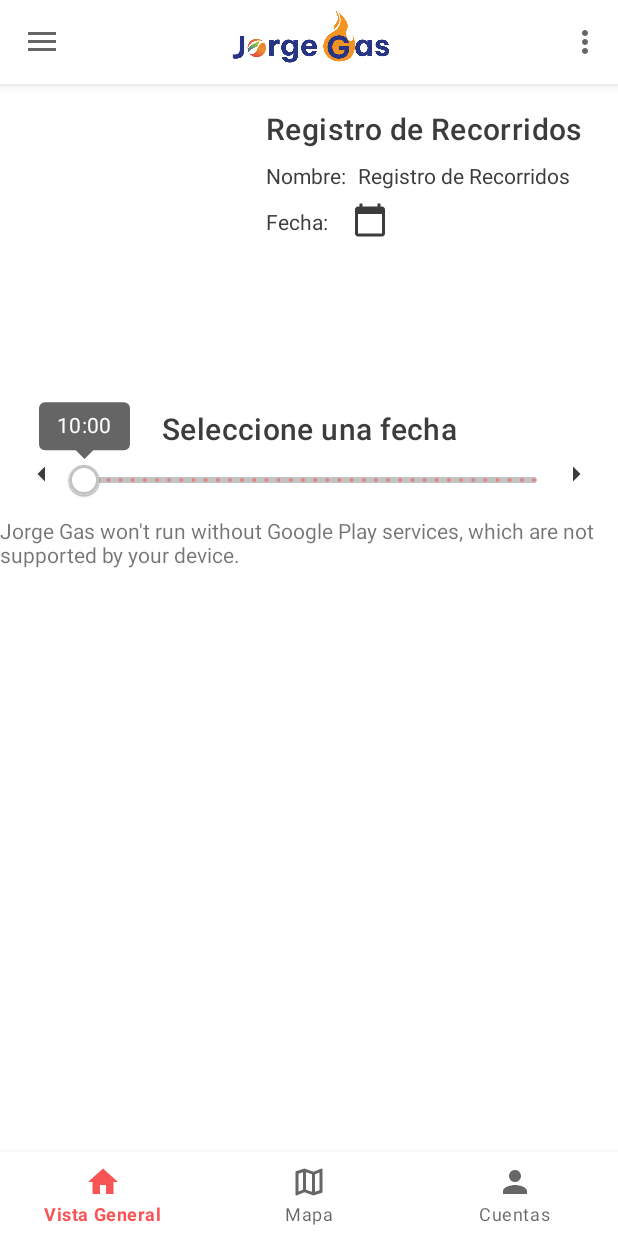
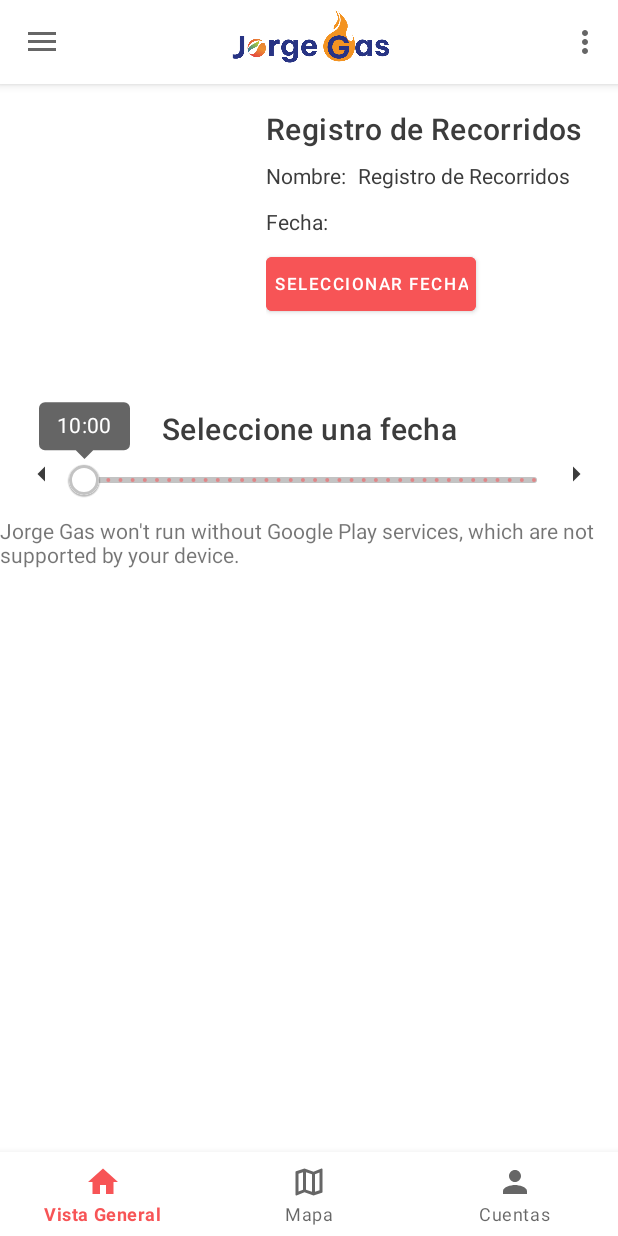
Before and after one commit to Cristobal-Sepulveda/JorgeGas, an Android app built with Jetpack Compose: the fragment DetalleVolanteroFragment placed in its activity, on a phone screen of 412 x 824 dp. Run offline under Robolectric (Android 15) with nearby library versions, the phone set to English and light mode, and no system bars; our stand-ins replace Firebase (no records; nobody signed in at launch, a user with empty details on screens opened directly), navigation-ui; libraries missing offline, so code that uses them is left out: androidx.test.espresso, com.google.maps.android, com.google.maps.model, org.koin.androidx; 9 statements that could not run were skipped.

```diff
--- a/app/src/main/java/com/example/conductor/ui/administrarcuentas/AdministrarCuentasFragment.kt
+++ b/app/src/main/java/com/example/conductor/ui/administrarcuentas/AdministrarCuentasFragment.kt
@@ -33,6 +33,7 @@ class AdministrarCuentasFragment : BaseFragment() {
         /************************ Inicializando Variables del fragmento****************************/
         _binding = FragmentAdministrarCuentasBinding.inflate(inflater, container, false)
         _binding!!.lifecycleOwner = this
+        _binding!!.viewModel = _viewModel
         val adapter = UsuarioAdapter(_viewModel,_appDataSource ,UsuarioAdapter.OnClickListener{ usuario -> })
         _binding!!.recyclerviewListaUsuarios.adapter = adapter
         _viewModel.displayUsuariosInRecyclerView()
--- a/app/src/main/java/com/example/conductor/ui/detallevolantero/DetalleVolanteroFragment.kt
+++ b/app/src/main/java/com/example/conductor/ui/detallevolantero/DetalleVolanteroFragment.kt
@@ -89,7 +89,7 @@ class DetalleVolanteroFragment: BaseFragment(), OnMapReadyCallback {
             customizarSliderLabel(value)
         }
 
-        _binding!!.imageViewDetalleVolanteroCalendario.setOnClickListener {
+        _binding!!.buttonDetalleVolanteroCalendario.setOnClickListener {
             abrirCalendario(today)
         }
         _binding!!.imageViewDetalleVolanteroRestar10minutos.setOnClickListener {
@@ -139,6 +139,7 @@ class DetalleVolanteroFragment: BaseFragment(), OnMapReadyCallback {
         }
     }
 
+    @SuppressLint("SuspiciousIndentation")
     @Suppress("UNCHECKED_CAST")
     private fun validarFechaYActivarSlider(selectedDate: String) {
         if(registroDelVolanteroDocRef == null){
@@ -173,7 +174,7 @@ class DetalleVolanteroFragment: BaseFragment(), OnMapReadyCallback {
         }
         _binding!!.sliderDetalleVolanteroTrayecto.isEnabled = false
         _binding!!.textViewDetalleVolanteroFechaSeleccionadaAlerta.visibility = View.VISIBLE
-        _binding!!.textViewDetalleVolanteroFechaSeleccionadaAlerta.setText(R.string.seleccione_una_fecha_valida)
+        _binding!!.textViewDetalleVolanteroFechaSeleccionadaAlerta.setText(R.string.no_hay_registros_con_esa_fecha)
         _binding!!.textViewDetalleVolanteroFechaSeleccionadaValor.text = selectedDate
         _binding!!.textViewDetalleVolanteroFechaSeleccionadaValor.setTextColor(ContextCompat.getColor(requireActivity(), R.color.red))
         _binding!!.sliderDetalleVolanteroTrayecto.trackActiveTintList = ColorStateList.valueOf(
@@ -195,7 +196,7 @@ class DetalleVolanteroFragment: BaseFragment(), OnMapReadyCallback {
     private fun cargarDatosDelVolantero(bundle: Usuario) {
         _binding!!.sliderDetalleVolanteroTrayecto.isEnabled = false
         val fotoPerfil = bundle.fotoPerfil
-        _binding!!.textViewDetalleVolanteroNombre.text = "Nombre: ${bundle.nombre} + ${bundle.apellidos}"
+        _binding!!.textViewDetalleVolanteroNombre.text = "${bundle.nombre} ${bundle.apellidos}"
         val year = Calendar.getInstance().get(Calendar.YEAR)
         val month = Calendar.getInstance().get(Calendar.MONTH) + 1 // add 1 to get the correct month (0-based index)
         val day = Calendar.getInstance().get(Calendar.DAY_OF_MONTH)
@@ -246,6 +247,7 @@ class DetalleVolanteroFragment: BaseFragment(), OnMapReadyCallback {
             .apiKey(BuildConfig.DIRECTIONS_API_KEY)
             .build()
     }
+
     private fun sumarORestarValueDelSlider(num: Float) {
         if(!_binding!!.sliderDetalleVolanteroTrayecto.isEnabled) return
         val adjustedNum = if (num == -1f) -1f else 1f // adjust the value of num to be either -1 or 1
@@ -256,8 +258,6 @@ class DetalleVolanteroFragment: BaseFragment(), OnMapReadyCallback {
             else -> _binding!!.sliderDetalleVolanteroTrayecto.value = valorActualDelSlider + adjustedNum
         }
     }
-
-
 
     @Suppress("UNCHECKED_CAST")
     private fun iniciarValidacionesAntesDePintarPolyline(value: Float): Boolean {
@@ -342,6 +342,7 @@ class DetalleVolanteroFragment: BaseFragment(), OnMapReadyCallback {
         }
         return false
     }
+
     private fun pintarPolyline() {
         lifecycleScope.launch {
             withContext(Dispatchers.IO) {
--- a/app/src/main/res/layout/fragment_detalle_volantero.xml
+++ b/app/src/main/res/layout/fragment_detalle_volantero.xml
@@ -88,20 +88,15 @@
                     android:layout_marginTop="11dp"
                     tools:text="01/01/2021"
                     />
-                <ImageView
-                    android:id="@+id/imageView_detalleVolantero_calendario"
-                    android:layout_width="wrap_content"
-                    android:layout_height="wrap_content"
-                    app:layout_constraintTop_toBottomOf="@id/linearLayout_detalleVolantero_linearLayoutSuperior"
-                    app:layout_constraintEnd_toEndOf="parent"
-                    android:layout_marginStart="@dimen/space_small"
-                    android:layout_marginTop="@dimen/space_small"
-                    android:src="@drawable/baseline_calendar_today_24"
-                    android:contentDescription="@string/calendario"
-                    tools:src="@drawable/baseline_calendar_today_24"
-                    />
-
             </LinearLayout>
+            <Button
+                android:id="@+id/button_detalleVolantero_calendario"
+                style="@style/buttons"
+                android:layout_height="wrap_content"
+                android:layout_width="wrap_content"
+                android:layout_marginTop="@dimen/space_small"
+                android:text="@string/seleccionar_fecha"
+                />
         </LinearLayout>
     </LinearLayout>
 
--- a/app/src/main/res/layout/usuario_item_view.xml
+++ b/app/src/main/res/layout/usuario_item_view.xml
@@ -45,7 +45,7 @@
                 android:layout_height="wrap_content"
                 android:layout_marginStart="16dp"
                 android:maxLength="25"
-                android:minWidth="200dp"
+                android:minWidth="210dp"
                 android:text="@{usuarioItem.nombre+' '+usuarioItem.apellidos}"
                 android:textAppearance="?attr/textAppearanceHeadline5"
                 android:textSize="@dimen/text_small"
--- a/app/src/main/res/values/strings.xml
+++ b/app/src/main/res/values/strings.xml
@@ -107,6 +107,10 @@
     <string name="seleccione_una_fecha">Seleccione una fecha</string>
     <string name="nombree">Nombre:</string>
     <string name="volanteros_activos_e_inactivos">Volanteros activos e inactivos</string>
+    <string name="seleccionar_fecha">Seleccionar fecha</string>
+    <string name="no_hay_registros_con_esa_fecha">No hay registro en esa fecha</string>
+    <string name="error_al_intentar_obtener_la_lista_de_usuarios_desde_la_nube">Error al intentar obtener la lista de usuarios desde la nube</string>
+    <string name="loading">Cargando</string>
 
     <!--String arrays-->
     <string-array name="roles">
```
Also changed, not shown: app/src/main/java/com/example/conductor/ui/administrarcuentas/AdministrarCuentasViewModel.kt (+23 -5 lines), app/src/main/java/com/example/conductor/utils/BindingAdapter.kt (+34 -83 lines), app/src/main/res/drawable/ic_connection_error_100.xml (added, +27 -0 lines), app/src/main/res/layout/fragment_administrar_cuentas.xml (+28 -1 lines).
